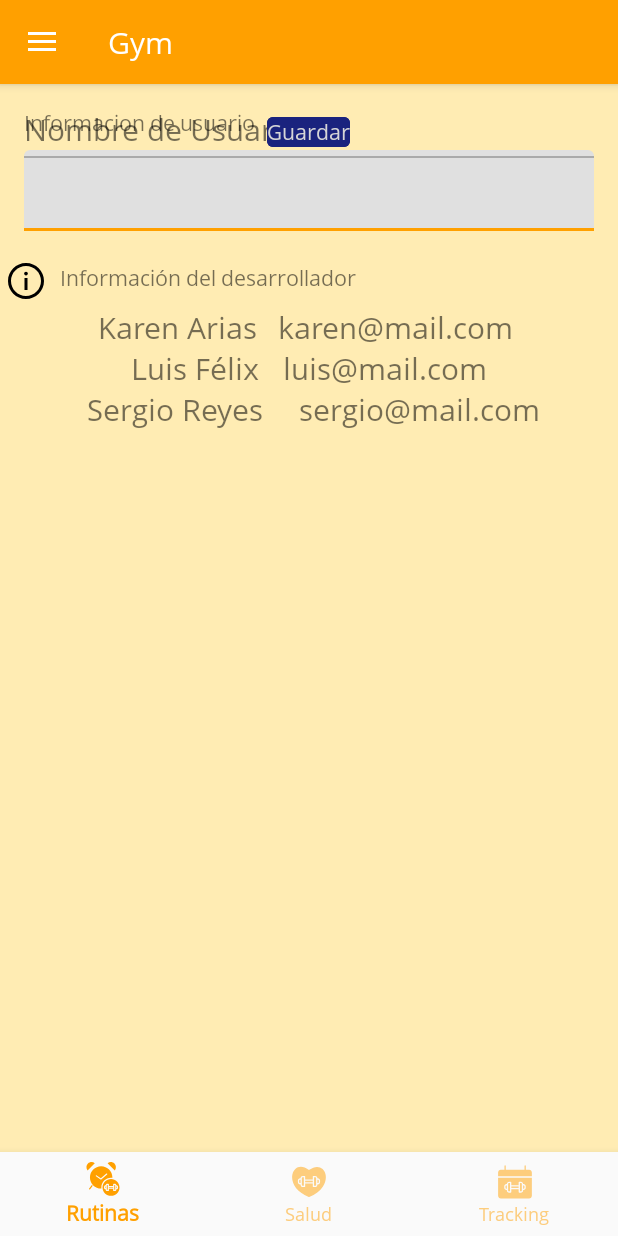
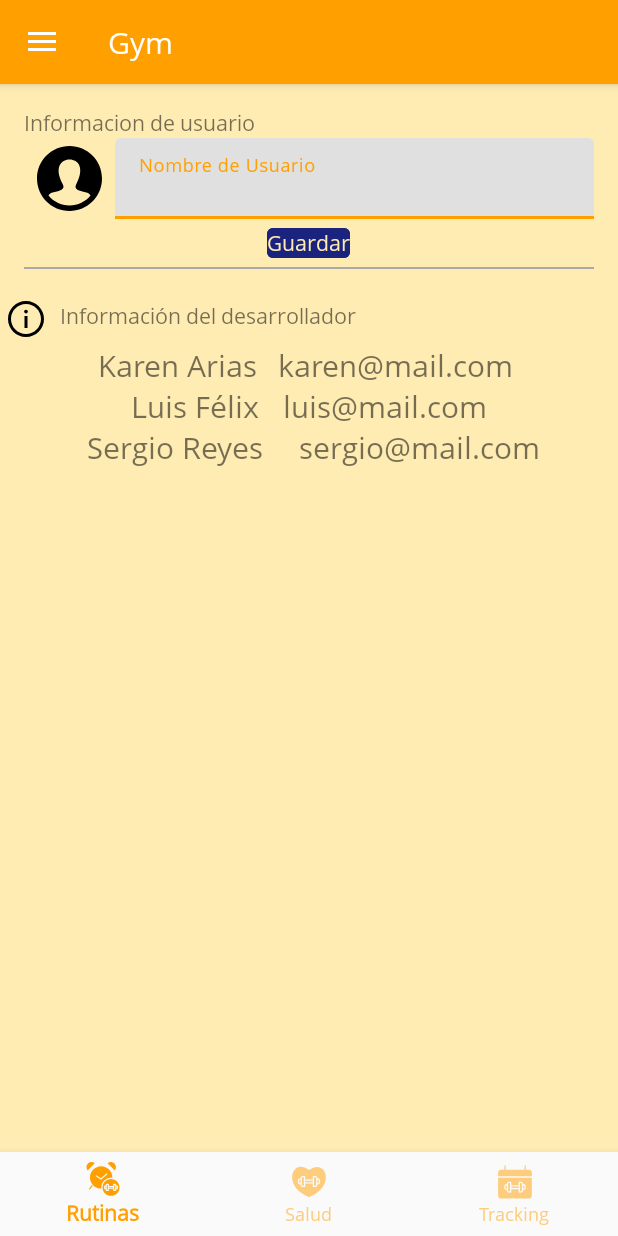
Before and after one commit to FINALGVI/final, an Android app: the screen it shows after launch (NavigationSide), after a tap on "Informacion de App", on a phone screen of 412 x 824 dp. Run offline under Robolectric (Android 15) with nearby library versions, the phone set to English and light mode, and no system bars; 2 other taps on this screen came first.

Commit message:
me gua pega un tiro

```diff
--- a/GYM/app/src/main/res/layout/fragment_settings_.xml
+++ b/GYM/app/src/main/res/layout/fragment_settings_.xml
@@ -2,7 +2,7 @@
     android:layout_width="match_parent"
     android:layout_height="match_parent"
     xmlns:tools="http://schemas.android.com/tools"
-    android:background="#FFECB3"
+    android:background="@color/background"
     tools:context=".Settings_Frag">
 
 
@@ -10,10 +10,7 @@
         android:id="@+id/r1"
         android:layout_width="wrap_content"
         android:layout_height="wrap_content"
-
         android:layout_margin="@dimen/activity_horizontal_margin">
-
-
 
         <TextView
             android:id="@+id/txt"
@@ -22,23 +19,23 @@
             android:text="Informacion de usuario" />
 
 
-        <LinearLayout
+        <LinearLayout android:id="@+id/l1"
             android:layout_width="match_parent"
             android:layout_height="wrap_content"
-            android:orientation="vertical"
-            android:layout_toRightOf="@+id/img">
+            android:layout_below="@+id/txt">
 
-            <TextView
-                android:layout_width="wrap_content"
-                android:layout_height="wrap_content"
-                android:text="@string/usuario_nombre"
-                android:textSize="20sp" />
+            <ImageView
+                android:layout_width="50dp"
+                android:layout_height="match_parent"
+                android:src="@drawable/ic_user"
+                android:layout_margin="5dp"/>
 
             <android.support.design.widget.TextInputLayout
                 android:id="@+id/nombre"
                 style="@style/Widget.MaterialComponents.TextInputLayout.FilledBox.Dense"
                 android:layout_width="match_parent"
-                android:layout_height="wrap_content">
+                android:layout_height="wrap_content"
+                android:hint="@string/usuario_nombre">
 
                 <android.support.design.widget.TextInputEditText
                     android:layout_width="match_parent"
@@ -53,7 +50,6 @@
             android:layout_below="@+id/l1"
             android:layout_centerHorizontal="true"
             android:backgroundTint="@color/colorAccent"
-            android:shadowColor="@color/accenttransparent"
             android:text="Guardar"
             android:textColor="@color/background" />
 
--- a/GYM/app/src/main/res/values/colors.xml
+++ b/GYM/app/src/main/res/values/colors.xml
@@ -7,4 +7,7 @@
     <color name="primarytransparent">#80ffa000</color>
     <color name="coloWhite">#ffffff</color>
     <color name="coloWhitetransparent">#80ffffff</color>
+
+    <color name="background">#FFECB3</color>
+
 </resources>
```
